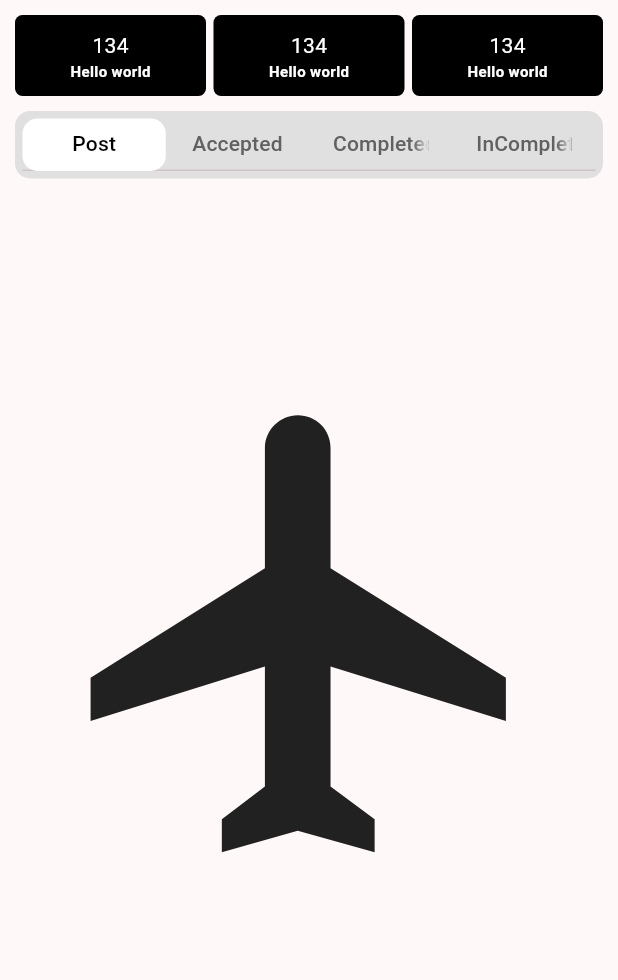
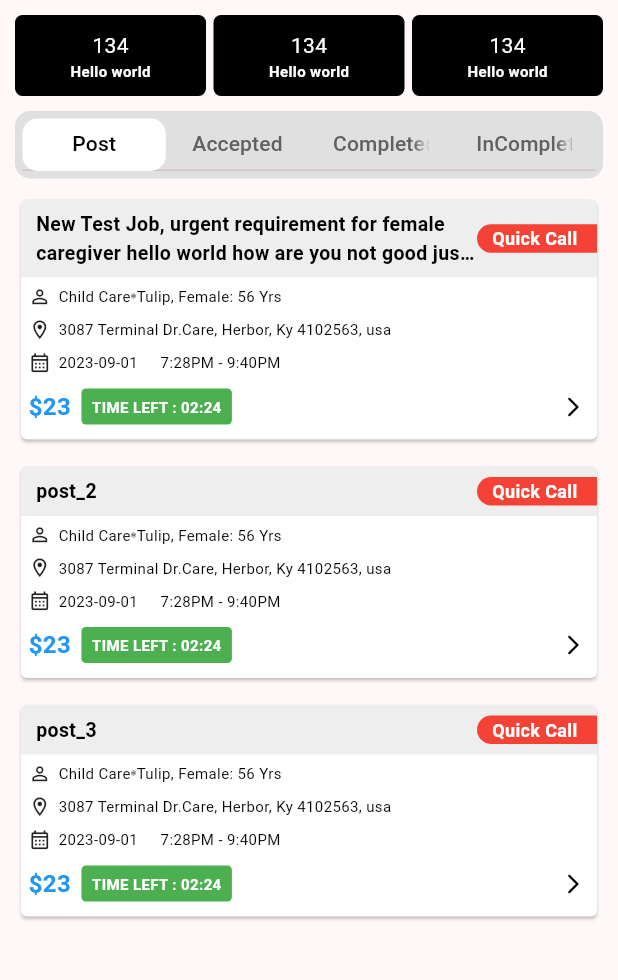
Before and after one commit to ekodusproduction/peaceworc-agency-flutter-app, a Flutter app: the DashBoardScreen screen opened directly, on a phone screen of 412 x 824 dp, the part 132-1112 px from its top. Run offline on Flutter 3.47's test engine with Material 2 defaults, Android fonts, the phone set to English and light mode, and no system bars; our stand-ins replace flutter_svg.

Commit message:
post job list - 5/9/23

```diff
--- a/lib/ui/DashBoardScreen.dart
+++ b/lib/ui/DashBoardScreen.dart
@@ -1,4 +1,5 @@
 import 'package:flutter/material.dart';
+import 'package:peaceworc_agency/ui/post_job_list/PostJobListScreen.dart';
 
 class DashBoardScreen extends StatefulWidget {
   const DashBoardScreen({super.key});
@@ -145,7 +146,7 @@
                 const Expanded(
                     child:  TabBarView(
                       children: [
-                        Icon(Icons.flight, size: 350),
+                        PostJobListScreen(),
                         Icon(Icons.directions_transit, size: 350),
                         Icon(Icons.directions_car, size: 350),
                         Icon(Icons.child_friendly_sharp, size: 350),
--- /dev/null
+++ b/lib/ui/post_job_list/PostJobCard.dart
@@ -0,0 +1,123 @@
+import 'package:flutter/material.dart';
+
+class PostJobCard extends StatelessWidget {
+  final String child;
+  PostJobCard({required this.child});
+  @override
+  Widget build(BuildContext context) {
+    return Padding(
+      padding: const EdgeInsets.only(top: 10.0),
+      child: Card(
+        shape: RoundedRectangleBorder(
+          borderRadius: BorderRadius.circular(4),
+        ),
+        clipBehavior: Clip.antiAliasWithSaveLayer,
+        child: Column(
+          crossAxisAlignment: CrossAxisAlignment.start,
+          children: <Widget>[
+            Container(
+              color: Colors.grey[200],
+              child: Padding(
+                padding: const EdgeInsets.only(left: 10.0, top: 7.0, bottom: 7.0),
+                child: Row(
+                  mainAxisAlignment: MainAxisAlignment.spaceBetween,
+                  children: <Widget>[
+                    Expanded(child: Text(
+                        child,
+                        style: TextStyle(color: Colors.black, fontWeight: FontWeight.bold, fontSize: 13.0),
+                      maxLines: 2,
+                      overflow: TextOverflow.ellipsis,
+                    )),
+                    Container(
+                      width: 80,
+                      decoration: BoxDecoration(
+                        color: Colors.red,
+                        borderRadius: BorderRadius.only(topLeft: Radius.circular(100), bottomLeft: Radius.circular(100))
+                      ),
+                        child: SizedBox(width:10, child: Padding(
+                          padding: const EdgeInsets.only(right: 10.0, left: 10.0, top: 1.0, bottom: 1.0),
+                          child: Text(
+                            "Quick Call",
+                            style: TextStyle(color: Colors.white, fontWeight: FontWeight.bold, fontSize: 12),
+                          ),
+                        ))
+                    )
+                  ],
+                ),
+              ),
+            ),
+            Container(
+              color: Colors.white,
+              child: Padding(
+                padding: const EdgeInsets.only(left: 5.0),
+                child: Column(
+                  mainAxisAlignment: MainAxisAlignment.center,
+                  children: [
+                    SizedBox(height: 5,),
+                    Row(
+                      mainAxisAlignment: MainAxisAlignment.start,
+                      children: [
+                        Icon(Icons.person_outline, size: 15,),
+                        SizedBox(width: 5,),
+                        Text("Child Care", style: TextStyle(fontSize: 10, fontWeight: FontWeight.normal, color: Colors.black),maxLines: 1,),
+                        Icon(Icons.do_not_disturb_on_total_silence, color: Colors.grey[800],size: 4,),
+                        Text("Tulip, Female: 56 Yrs", style: TextStyle(fontSize: 10, fontWeight: FontWeight.normal, color: Colors.black),maxLines: 1,)
+                      ],
+                    ),
+                    SizedBox(height: 7,),
+                    Row(
+                      mainAxisAlignment: MainAxisAlignment.start,
+                      children: [
+                        Icon(Icons.location_on_outlined, size: 15,),
+                        SizedBox(width: 5,),
+                        Text("3087 Terminal Dr.Care, Herbor, Ky 4102563, usa", style: TextStyle(fontSize: 10, fontWeight: FontWeight.normal, color: Colors.black),maxLines: 1,),
+                      ],
+                    ),
+                    SizedBox(height: 7,),
+                    Row(
+                      mainAxisAlignment: MainAxisAlignment.start,
+                      children: [
+                        Icon(Icons.calendar_month_outlined, size: 15,),
+                        SizedBox(width: 5,),
+                        Text("2023-09-01", style: TextStyle(fontSize: 10, fontWeight: FontWeight.normal, color: Colors.black), maxLines: 1,),
+                        SizedBox(width: 15,),
+                        Text("7:28PM - 9:40PM", style: TextStyle(fontSize: 10, fontWeight: FontWeight.normal, color: Colors.black), maxLines: 1,),
+                      ],
+                    ),
+                    SizedBox(height: 10,),
+                    Row(
+                      mainAxisAlignment: MainAxisAlignment.spaceBetween,
+                      children: [
+                        Row(
+                          children: [
+                            Text("\u002423", style: TextStyle(fontSize: 16, fontWeight: FontWeight.bold, color: Colors.blue[500]),),
+                            SizedBox(width: 7,),
+                            Container(
+                              decoration: BoxDecoration(
+                                  borderRadius: BorderRadius.circular(3),
+                                  color: Colors.green[500]
+                              ),
+                              child: Padding(
+                                padding: const EdgeInsets.only(left: 7.0, right: 7.0, top: 5.0, bottom: 5.0),
+                                child: Text("TIME LEFT : 02:24", style: TextStyle(fontWeight: FontWeight.bold, color: Colors.white, fontSize: 10), maxLines: 1,),
+                              ),
+                            )
+                          ],
+                        ),
+                        Padding(
+                          padding: const EdgeInsets.only(right: 8.0),
+                          child: Icon(Icons.arrow_forward_ios_rounded, size: 16, color: Colors.black,),
+                        ),
+                      ],
+                    ),
+                    SizedBox(height: 10,),
+                  ],
+                ),
+              ),
+            )
+          ],
+        ),
+      ),
+    );
+  }
+}
--- /dev/null
+++ b/lib/ui/post_job_list/PostJobListScreen.dart
@@ -0,0 +1,27 @@
+import 'package:flutter/material.dart';
+import 'package:peaceworc_agency/ui/post_job_list/PostJobCard.dart';
+
+class PostJobListScreen extends StatefulWidget {
+  const PostJobListScreen({super.key});
+
+  @override
+  State<PostJobListScreen> createState() => _PostJobListScreenState();
+}
+
+class _PostJobListScreenState extends State<PostJobListScreen> {
+  final List _jobs = [
+    "New Test Job, urgent requirement for female caregiver hello world how are you not good just chill.",
+    "post_2",
+    "post_3"
+  ];
+  @override
+  Widget build(BuildContext context) {
+    return Scaffold(
+      body: ListView.builder(
+          itemCount: _jobs.length,
+          itemBuilder: (context, index){
+          return PostJobCard(child: _jobs[index],);
+      })
+    );
+  }
+}
```
